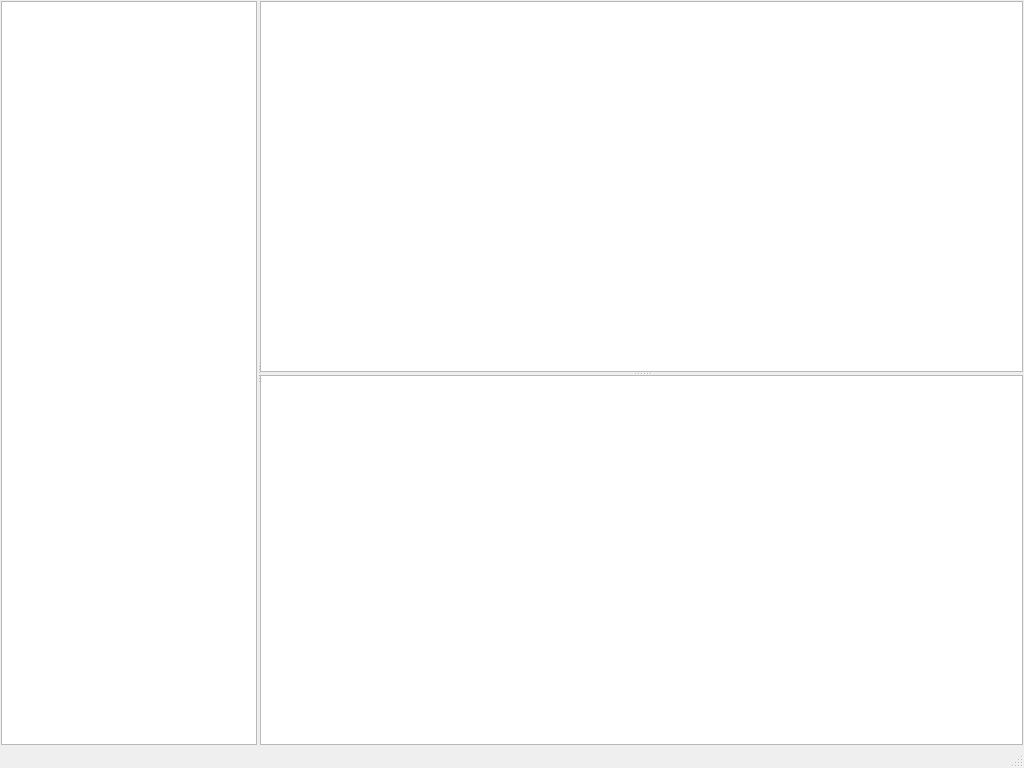
brandicast/experiment, file python/pyside/gui/main.ui: the form before one commit.
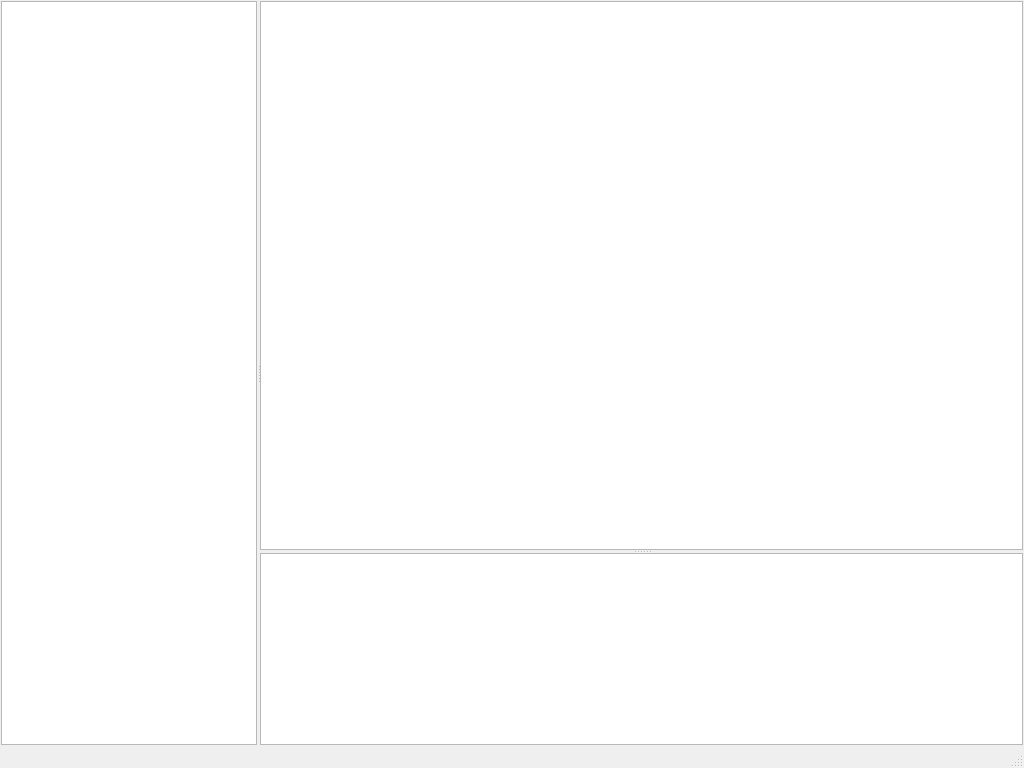
The form after the commit.

Commit message: QSplitter.setcollaspible to privde the widget inside hide

Diff of the .ui file:
```diff
--- a/python/pyside/gui/main.ui
+++ b/python/pyside/gui/main.ui
@@ -125,7 +125,7 @@
            <property name="sizePolicy">
             <sizepolicy hsizetype="Expanding" vsizetype="Expanding">
              <horstretch>0</horstretch>
-             <verstretch>0</verstretch>
+             <verstretch>1</verstretch>
             </sizepolicy>
            </property>
           </widget>
```
Left out of the diff: 5 changed lines with no effect on the pictures.
